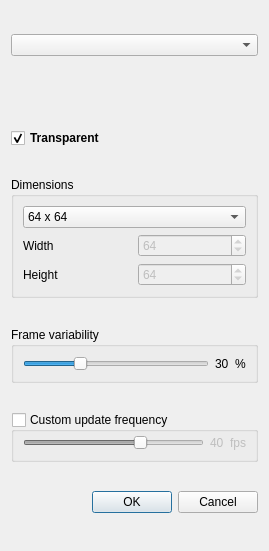
The window that src/AlgorithmSelectionDialog.ui (markus-wa/glmixer-mirror) describes before a commit, drawn with Qt 5.
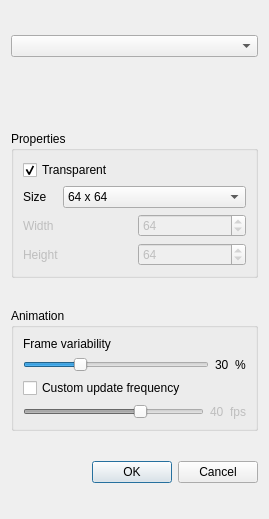
The same window after the commit. Icons and pictures are not drawn.

Commit message: Improved layout of Algorithm Source dialog

Patch:
```diff
--- a/src/AlgorithmSelectionDialog.ui
+++ b/src/AlgorithmSelectionDialog.ui
@@ -7,7 +7,7 @@
     <x>0</x>
     <y>0</y>
     <width>269</width>
-    <height>551</height>
+    <height>519</height>
    </rect>
   </property>
   <property name="sizePolicy">
@@ -48,9 +48,27 @@
     </widget>
    </item>
    <item>
+    <widget class="QGroupBox" name="sizeGroupBox">
+     <property name="sizePolicy">
+      <sizepolicy hsizetype="Expanding" vsizetype="Maximum">
+       <horstretch>0</horstretch>
+       <verstretch>0</verstretch>
+      </sizepolicy>
+     </property>
+     <property name="title">
+      <string>Properties</string>
+     </property>
+     <property name="flat">
+      <bool>true</bool>
+     </property>
+     <layout class="QGridLayout" name="gridLayout">
+      <item row="0" column="0" colspan="2">
     <widget class="QCheckBox" name="ignoreAlphaCheckbox">
+        <property name="layoutDirection">
+         <enum>Qt::LeftToRight</enum>
+        </property>
      <property name="styleSheet">
-      <string notr="true">font: bold;</string>
+         <string notr="true"/>
      </property>
      <property name="text">
       <string>Transparent</string>
@@ -60,22 +78,14 @@
      </property>
     </widget>
    </item>
-   <item>
-    <widget class="QGroupBox" name="sizeGroupBox">
-     <property name="sizePolicy">
-      <sizepolicy hsizetype="Expanding" vsizetype="Maximum">
-       <horstretch>0</horstretch>
-       <verstretch>0</verstretch>
-      </sizepolicy>
-     </property>
-     <property name="title">
-      <string>Dimensions</string>
-     </property>
-     <property name="flat">
-      <bool>true</bool>
-     </property>
-     <layout class="QVBoxLayout" name="verticalLayout_2">
-      <item>
+      <item row="1" column="0">
+       <widget class="QLabel" name="label_2">
+        <property name="text">
+         <string>Size   </string>
+        </property>
+       </widget>
+      </item>
+      <item row="1" column="1">
        <widget class="QComboBox" name="presetsSizeComboBox">
         <property name="sizePolicy">
          <sizepolicy hsizetype="Expanding" vsizetype="Fixed">
@@ -163,10 +173,13 @@
         </item>
        </widget>
       </item>
-      <item>
+      <item row="2" column="0" colspan="2">
        <layout class="QGridLayout" name="sizeGridLayout">
         <item row="0" column="0">
          <widget class="QLabel" name="w">
+          <property name="enabled">
+           <bool>false</bool>
+          </property>
           <property name="text">
            <string>Width</string>
           </property>
@@ -209,6 +222,9 @@
         </item>
         <item row="1" column="0">
          <widget class="QLabel" name="h">
+          <property name="enabled">
+           <bool>false</bool>
+          </property>
           <property name="text">
            <string>Height</string>
           </property>
@@ -231,12 +247,21 @@
       </sizepolicy>
      </property>
      <property name="title">
+      <string>Animation</string>
+     </property>
+     <property name="flat">
+      <bool>true</bool>
+     </property>
+     <layout class="QVBoxLayout" name="verticalLayout2">
+      <item>
+       <widget class="QLabel" name="label_3">
+        <property name="text">
       <string>Frame variability</string>
      </property>
-     <property name="flat">
-      <bool>true</bool>
-     </property>
-     <layout class="QHBoxLayout" name="horizontalLayout_2">
+       </widget>
+      </item>
+      <item>
+       <layout class="QHBoxLayout" name="horizontalLayout">
       <item>
        <widget class="QSlider" name="variabilitySlider">
         <property name="minimum">
@@ -271,31 +296,21 @@
        </widget>
       </item>
      </layout>
-    </widget>
    </item>
    <item>
-    <widget class="QGroupBox" name="customUpdateFrequency">
-     <property name="sizePolicy">
-      <sizepolicy hsizetype="Expanding" vsizetype="Maximum">
-       <horstretch>0</horstretch>
-       <verstretch>0</verstretch>
-      </sizepolicy>
-     </property>
-     <property name="title">
+       <widget class="QCheckBox" name="customUpdateFrequency">
+        <property name="text">
       <string>Custom update frequency</string>
      </property>
-     <property name="checkable">
-      <bool>true</bool>
-     </property>
-     <property name="checked">
-      <bool>false</bool>
-     </property>
-     <layout class="QHBoxLayout" name="horizontalLayout_3">
-      <property name="topMargin">
-       <number>3</number>
-      </property>
+       </widget>
+      </item>
+      <item>
+       <layout class="QHBoxLayout" name="horizontalLayout_2">
       <item>
        <widget class="QSlider" name="frequencySlider">
+          <property name="enabled">
+           <bool>false</bool>
+          </property>
         <property name="minimum">
          <number>1</number>
         </property>
@@ -312,6 +327,9 @@
       </item>
       <item>
        <widget class="QLabel" name="value">
+          <property name="enabled">
+           <bool>false</bool>
+          </property>
         <property name="text">
          <string>40</string>
         </property>
@@ -319,12 +337,17 @@
       </item>
       <item>
        <widget class="QLabel" name="fps">
+          <property name="enabled">
+           <bool>false</bool>
+          </property>
         <property name="text">
          <string>fps</string>
         </property>
        </widget>
       </item>
      </layout>
+      </item>
+     </layout>
     </widget>
    </item>
    <item>
```
Left out of the diff: 72 changed lines with no effect on the pictures. Lines whose indentation alone changed are shown as unchanged. The commit also changes 2 other files.
